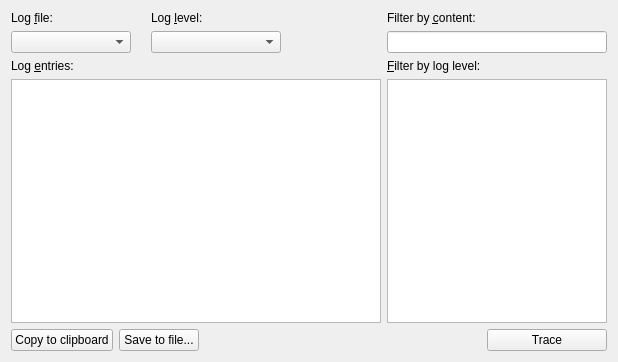
Before: the Qt Designer form src/widgets/LogViewerWidget.ui in d1vanov/quentier, drawn with Qt 5.
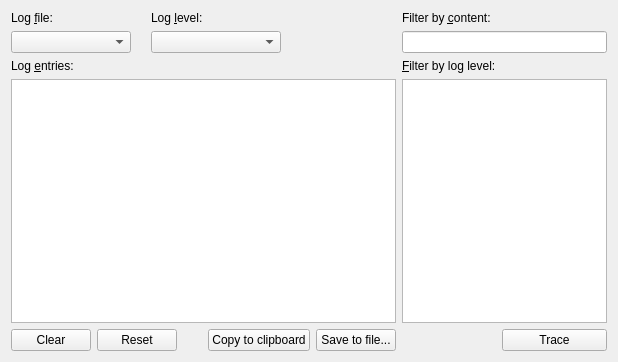
After: the same form once the commit is applied.

Commit message: Issue #15: continue the development of LogViewerWidget, LogViewerModel and LogViewerFilterModel

```diff
--- a/src/widgets/LogViewerWidget.ui
+++ b/src/widgets/LogViewerWidget.ui
@@ -169,16 +169,16 @@
    <item row="2" column="0">
     <layout class="QHBoxLayout" name="leftButtonsHorizontalLayout">
      <item>
-      <widget class="QPushButton" name="copyToClipboardPushButton">
+      <widget class="QPushButton" name="clearPushButton">
        <property name="text">
-        <string>Copy to clipboard</string>
+        <string>Clear</string>
        </property>
       </widget>
      </item>
      <item>
-      <widget class="QPushButton" name="saveToFilePushButton">
+      <widget class="QPushButton" name="resetPushButton">
        <property name="text">
-        <string>Save to file...</string>
+        <string>Reset</string>
        </property>
       </widget>
      </item>
@@ -195,6 +195,20 @@
        </property>
       </spacer>
      </item>
+     <item>
+      <widget class="QPushButton" name="copyToClipboardPushButton">
+       <property name="text">
+        <string>Copy to clipboard</string>
+       </property>
+      </widget>
+     </item>
+     <item>
+      <widget class="QPushButton" name="saveToFilePushButton">
+       <property name="text">
+        <string>Save to file...</string>
+       </property>
+      </widget>
+     </item>
     </layout>
    </item>
    <item row="2" column="1">
```
The commit also changes 6 other files.
